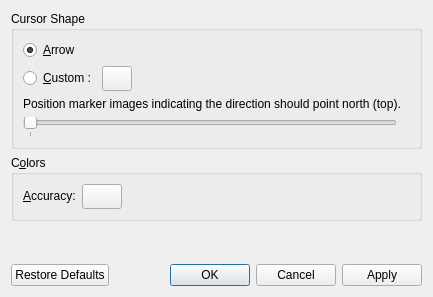
Before: the Qt Designer form src/plugins/render/positionmarker/PositionMarkerConfigWidget.ui in KDE/marble, drawn with Qt 5.
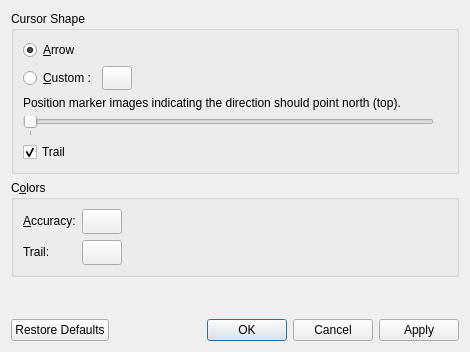
After: the same form once the commit is applied.

Commit message:
Position Marker trail by Daniel Marth
Adds a trail to the position marker.
GCI-task: http://www.google-melange.com/gci/task/show/google/gci2010/kde/t129364719879
Backport of commit 1217552.

Patch:
```diff
--- a/src/plugins/render/positionmarker/PositionMarkerConfigWidget.ui
+++ b/src/plugins/render/positionmarker/PositionMarkerConfigWidget.ui
@@ -6,8 +6,8 @@
    <rect>
     <x>0</x>
     <y>0</y>
-    <width>433</width>
-    <height>297</height>
+    <width>470</width>
+    <height>352</height>
    </rect>
   </property>
   <property name="windowTitle">
@@ -144,6 +144,16 @@
         </item>
        </layout>
       </item>
+      <item>
+       <widget class="QCheckBox" name="m_trailCheckBox">
+        <property name="text">
+         <string>Trail</string>
+        </property>
+        <property name="checked">
+         <bool>true</bool>
+        </property>
+       </widget>
+      </item>
      </layout>
     </widget>
    </item>
@@ -185,6 +195,35 @@
         </property>
        </widget>
       </item>
+      <item row="1" column="0">
+       <widget class="QLabel" name="label_2">
+        <property name="text">
+         <string>Trail:</string>
+        </property>
+       </widget>
+      </item>
+      <item row="1" column="1">
+       <widget class="QPushButton" name="m_trailColorChooserButton">
+        <property name="sizePolicy">
+         <sizepolicy hsizetype="Fixed" vsizetype="Fixed">
+          <horstretch>0</horstretch>
+          <verstretch>0</verstretch>
+         </sizepolicy>
+        </property>
+        <property name="minimumSize">
+         <size>
+          <width>30</width>
+          <height>25</height>
+         </size>
+        </property>
+        <property name="toolTip">
+         <string>Color of the position marker's trail.</string>
+        </property>
+        <property name="text">
+         <string/>
+        </property>
+       </widget>
+      </item>
      </layout>
     </widget>
    </item>
```
The commit also changes 2 other files.
